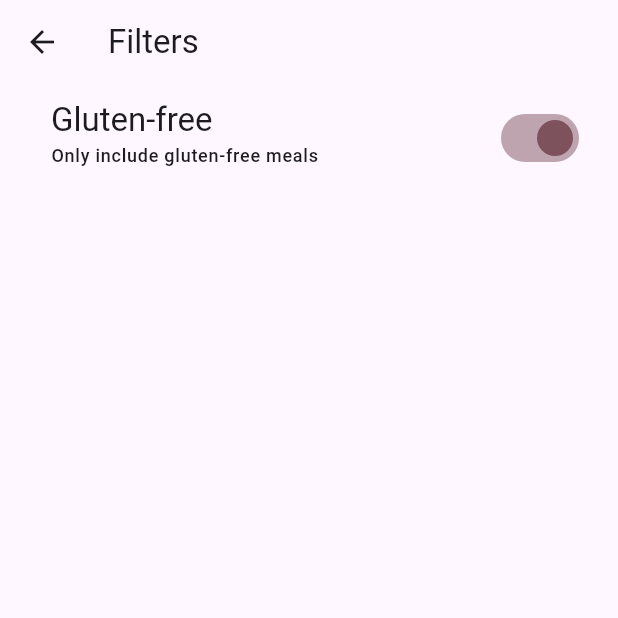
After one commit to mostafa-tabasi/flutter-practice, a Flutter app: the FiltersScreen screen opened directly, after a tap on "Gluten-free", on a phone screen of 412 x 824 dp, the top half of it. The commit adds this screen. Run offline on Flutter 3.47's test engine with Material 3 defaults, Android fonts, the phone set to English and light mode, and no system bars; our stand-ins replace google_fonts, transparent_image.

Commit message:
(Meals App) Added filters screen

```diff
--- /dev/null
+++ b/lib/meals/filters_screen.dart
@@ -0,0 +1,47 @@
+import 'package:flutter/material.dart';
+
+class FiltersScreen extends StatefulWidget {
+  const FiltersScreen({super.key});
+
+  @override
+  State<FiltersScreen> createState() {
+    return _FiltersScreenState();
+  }
+}
+
+class _FiltersScreenState extends State<FiltersScreen> {
+  var _glutenFreeFilter = false;
+
+  @override
+  Widget build(BuildContext context) {
+    return Scaffold(
+      appBar: AppBar(title: Text('Filters')),
+      body: Column(
+        children: [
+          SwitchListTile(
+            value: _glutenFreeFilter,
+            onChanged: (isChecked) {
+              setState(() {
+                _glutenFreeFilter = isChecked;
+              });
+            },
+            title: Text(
+              'Gluten-free',
+              style: Theme.of(context).textTheme.titleLarge!.copyWith(
+                color: Theme.of(context).colorScheme.onBackground,
+              ),
+            ),
+            subtitle: Text(
+              'Only include gluten-free meals',
+              style: Theme.of(context).textTheme.labelMedium!.copyWith(
+                color: Theme.of(context).colorScheme.onBackground,
+              ),
+            ),
+            activeColor: Theme.of(context).colorScheme.tertiary,
+            contentPadding: const EdgeInsets.only(left: 34, right: 22),
+          ),
+        ],
+      ),
+    );
+  }
+}
```
Also changed, not shown: lib/meals/widgets/main_drawer.dart (+9 -3 lines), lib/meals/widgets/tabs.dart (+17 -1 lines).
